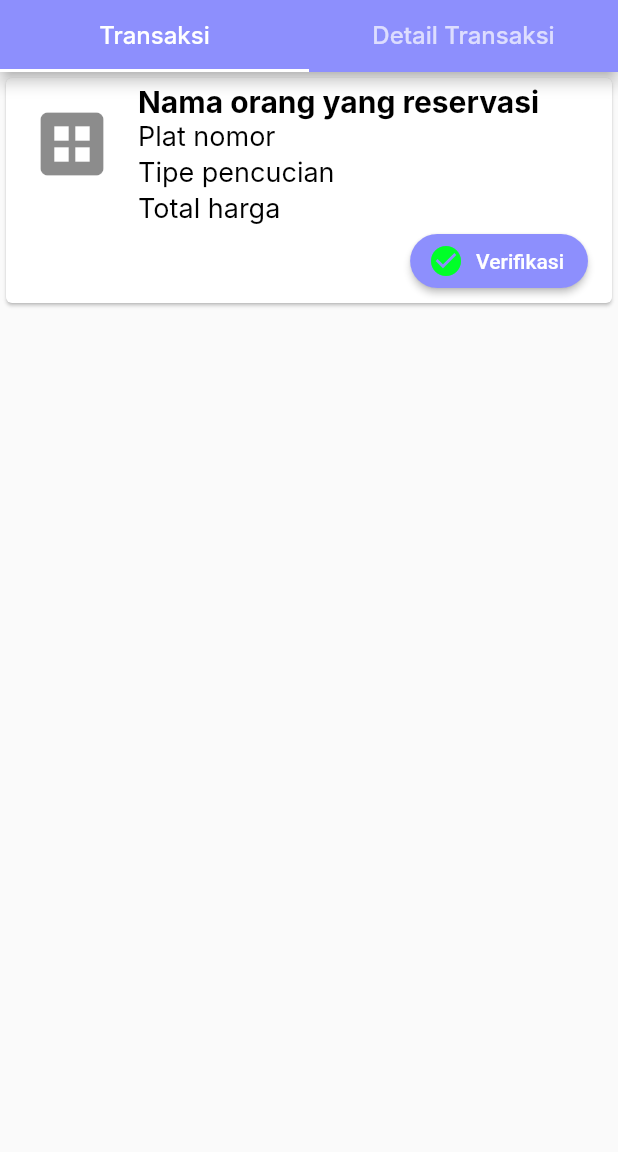
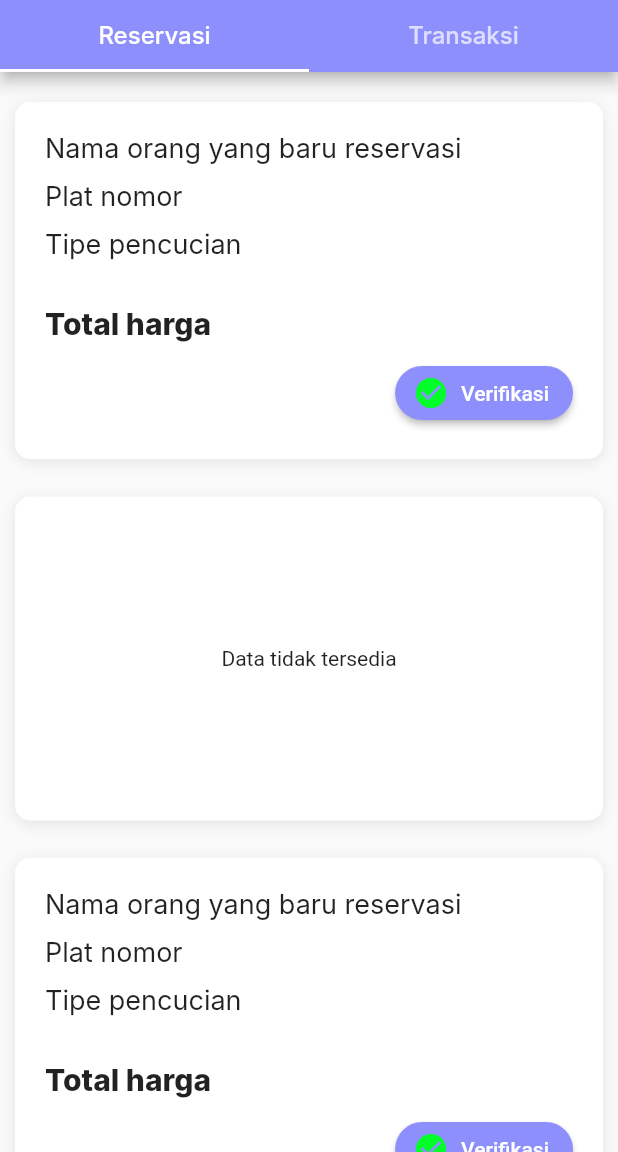
Before and after one commit to Malikibrah1m/project_NbCarwash_Mobile, a Flutter app: the Home screen opened directly, on a phone screen of 412 x 824 dp, the part 84-1236 px from its top. Run offline on Flutter 3.47's test engine with Material 2 defaults, Android fonts, the phone set to English and light mode, and no system bars; our stand-ins replace dropdown_textfield; missing offline and left inert: splash_screen_view; Roboto replaces fonts that are missing (Inter).

Commit message:
Tambah tampilan form transaksi

```diff
--- a/lib/page view/home.dart
+++ b/lib/page view/home.dart
@@ -1,6 +1,6 @@
 import 'package:flutter/material.dart';
-import 'package:projectcarwash/page view/transaksi.dart' as transaksi;
-import 'package:projectcarwash/page view/detailtransaksi.dart' as detail;
+import 'package:projectcarwash/page%20view/reservasi.dart' as reservasi;
+import 'package:projectcarwash/page%20view/transaksi.dart' as transaksi;
 import 'package:projectcarwash/page%20view/logout.dart';
 
 class Home extends StatefulWidget {
@@ -54,9 +54,9 @@ class _HomeState extends State<Home> with SingleTickerProviderStateMixin {
               fontFamily: "Inter", fontSize: 16, fontWeight: FontWeight.w500),
           controller: controller,
           tabs: [
-            new Tab(text: "Transaksi"),
+            new Tab(text: "Reservasi"),
             Tab(
-              text: "Detail Transaksi",
+              text: "Transaksi",
             )
           ],
         ),
@@ -64,8 +64,8 @@ class _HomeState extends State<Home> with SingleTickerProviderStateMixin {
       body: TabBarView(
         controller: controller,
         children: [
+          new reservasi.Reservasi(),
           new transaksi.Transaksi(),
-          new detail.DetailTransaksi(),
         ],
       ),
     ));
--- /dev/null
+++ b/lib/page view/reservasi.dart
@@ -0,0 +1,242 @@
+import 'package:flutter/material.dart';
+import 'package:projectcarwash/page%20view/startscreen.dart';
+
+class Reservasi extends StatefulWidget {
+  const Reservasi({super.key});
+
+  @override
+  State<Reservasi> createState() => _ReservasiState();
+}
+
+class _ReservasiState extends State<Reservasi> {
+  @override
+  Widget build(BuildContext context) {
+    return Scaffold(
+        body: ListView(
+      children: [
+        Container(
+          padding: EdgeInsets.all(20),
+          margin: EdgeInsets.only(top: 20, left: 10, right: 10),
+          decoration: BoxDecoration(
+              color: Colors.white,
+              borderRadius: BorderRadius.circular(10),
+              boxShadow: [
+                BoxShadow(
+                    blurRadius: 8,
+                    offset: Offset(0, 2),
+                    color: Colors.grey.withOpacity(.25))
+              ]),
+          child: Column(
+            crossAxisAlignment: CrossAxisAlignment.start,
+            children: [
+              Text(
+                "Nama orang yang baru reservasi",
+                style: TextStyle(
+                  fontFamily: "Inter",
+                  fontSize: 18,
+                ),
+              ),
+              SizedBox(height: 10),
+              Text(
+                "Plat nomor",
+                style: TextStyle(
+                  fontFamily: "Inter",
+                  fontSize: 18,
+                ),
+              ),
+              SizedBox(
+                height: 10,
+              ),
+              Text(
+                "Tipe pencucian",
+                style: TextStyle(
+                  fontFamily: "Inter",
+                  fontSize: 18,
+                ),
+              ),
+              SizedBox(height: 30),
+              Text(
+                "Total harga",
+                style: TextStyle(
+                  fontWeight: FontWeight.w800,
+                  fontFamily: "Inter",
+                  fontSize: 20,
+                ),
+              ),
+              SizedBox(height: 10),
+              Row(
+                mainAxisAlignment: MainAxisAlignment.end,
+                children: [
+                  ElevatedButton.icon(
+                    style: ElevatedButton.styleFrom(shape: StadiumBorder()),
+                    onPressed: () {},
+                    label: Text("Verifikasi"),
+                    icon: Icon(
+                      Icons.check_circle,
+                      color: Color(0xff00ff28),
+                    ),
+                  ),
+                ],
+              )
+            ],
+          ),
+        ),
+
+        // untuk bagian yang kosong atau box data tidak tersedia ini, adalah defaultnya. Apabila belum ada yang melakukan booking, tampilan yang muncul pertama kali adalah ini
+        // Tampilan ini, juga digunakan apabila ada data yang sudah terverifikasi. intinya ini merupakan tampilan default / tampilan awal
+        SizedBox(height: 5),
+        Container(
+            padding: EdgeInsets.all(100),
+            margin: EdgeInsets.only(top: 20, left: 10, right: 10),
+            decoration: BoxDecoration(
+                color: Colors.white,
+                borderRadius: BorderRadius.circular(10),
+                boxShadow: [
+                  BoxShadow(
+                      blurRadius: 8,
+                      offset: Offset(0, 2),
+                      color: Colors.grey.withOpacity(.25))
+                ]),
+            child: Center(
+              child: Text("Data tidak tersedia"),
+            )),
+        SizedBox(height: 5),
+        Container(
+          padding: EdgeInsets.all(20),
+          margin: EdgeInsets.only(top: 20, left: 10, right: 10),
+          decoration: BoxDecoration(
+              color: Colors.white,
+              borderRadius: BorderRadius.circular(10),
+              boxShadow: [
+                BoxShadow(
+                    blurRadius: 8,
+                    offset: Offset(0, 2),
+                    color: Colors.grey.withOpacity(.25))
+              ]),
+          child: Column(
+            crossAxisAlignment: CrossAxisAlignment.start,
+            children: [
+              Text(
+                "Nama orang yang baru reservasi",
+                style: TextStyle(
+                  fontFamily: "Inter",
+                  fontSize: 18,
+                ),
+              ),
+              SizedBox(height: 10),
+              Text(
+                "Plat nomor",
+                style: TextStyle(
+                  fontFamily: "Inter",
+                  fontSize: 18,
+                ),
+              ),
+              SizedBox(
+                height: 10,
+              ),
+              Text(
+                "Tipe pencucian",
+                style: TextStyle(
+                  fontFamily: "Inter",
+                  fontSize: 18,
+                ),
+              ),
+              SizedBox(height: 30),
+              Text(
+                "Total harga",
+                style: TextStyle(
+                  fontWeight: FontWeight.w800,
+                  fontFamily: "Inter",
+                  fontSize: 20,
+                ),
+              ),
+              SizedBox(height: 10),
+              Row(
+                mainAxisAlignment: MainAxisAlignment.end,
+                children: [
+                  ElevatedButton.icon(
+                    style: ElevatedButton.styleFrom(shape: StadiumBorder()),
+                    onPressed: () {},
+                    label: Text("Verifikasi"),
+                    icon: Icon(
+                      Icons.check_circle,
+                      color: Color(0xff00ff28),
+                    ),
+                  ),
+                ],
+              )
+            ],
+          ),
+        ),
+        SizedBox(height: 5),
+        Container(
+          padding: EdgeInsets.all(20),
+          margin: EdgeInsets.only(top: 20, left: 10, right: 10),
+          decoration: BoxDecoration(
+              color: Colors.white,
+              borderRadius: BorderRadius.circular(10),
+              boxShadow: [
+                BoxShadow(
+                    blurRadius: 8,
+                    offset: Offset(0, 2),
+                    color: Colors.grey.withOpacity(.25))
+              ]),
+          child: Column(
+            crossAxisAlignment: CrossAxisAlignment.start,
+            children: [
+              Text(
+                "Nama orang yang baru reservasi",
+                style: TextStyle(
+                  fontFamily: "Inter",
+                  fontSize: 18,
+                ),
+              ),
+              SizedBox(height: 10),
+              Text(
+                "Plat nomor",
+                style: TextStyle(
+                  fontFamily: "Inter",
+                  fontSize: 18,
+                ),
+              ),
+              SizedBox(
+                height: 10,
+              ),
+              Text(
+                "Tipe pencucian",
+                style: TextStyle(
+                  fontFamily: "Inter",
+                  fontSize: 18,
+                ),
+              ),
+              SizedBox(height: 30),
+              Text(
+                "Total harga",
+                style: TextStyle(
+                  fontWeight: FontWeight.w800,
+                  fontFamily: "Inter",
+                  fontSize: 20,
+                ),
+              ),
+              SizedBox(height: 10),
+              Row(
+                mainAxisAlignment: MainAxisAlignment.end,
+                children: [
+                  ElevatedButton.icon(
+                    style: ElevatedButton.styleFrom(shape: StadiumBorder()),
+                    onPressed: () {},
+                    label: Text("Verifikasi"),
+                    icon: Icon(
+                      Icons.check_circle,
+                      color: Color(0xff00ff28),
+                    ),
+                  ),
+                ],
+              )
+            ],
+          ),
+        )
+      ],
+    ));
+  }
+}
--- a/pubspec.yaml
+++ b/pubspec.yaml
@@ -35,6 +35,7 @@ dependencies:
   cupertino_icons: ^1.0.2
   introduction_screen: ^3.0.2
   splash_screen_view: ^3.0.0
+  dropdown_textfield: ^1.0.7
 
 dev_dependencies:
   flutter_test:
```
Also changed, not shown: lib/page view/detailtransaksi.dart (deleted, +0 -28 lines), lib/page view/transaksi.dart (+128 -58 lines), pubspec.lock, 1 other file.
